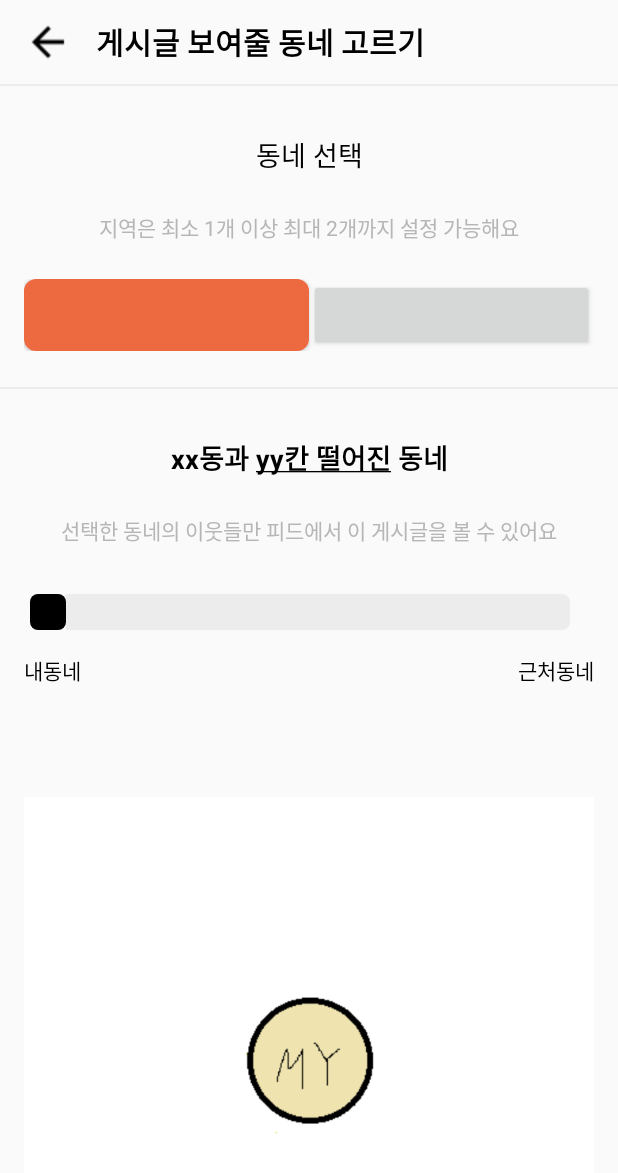
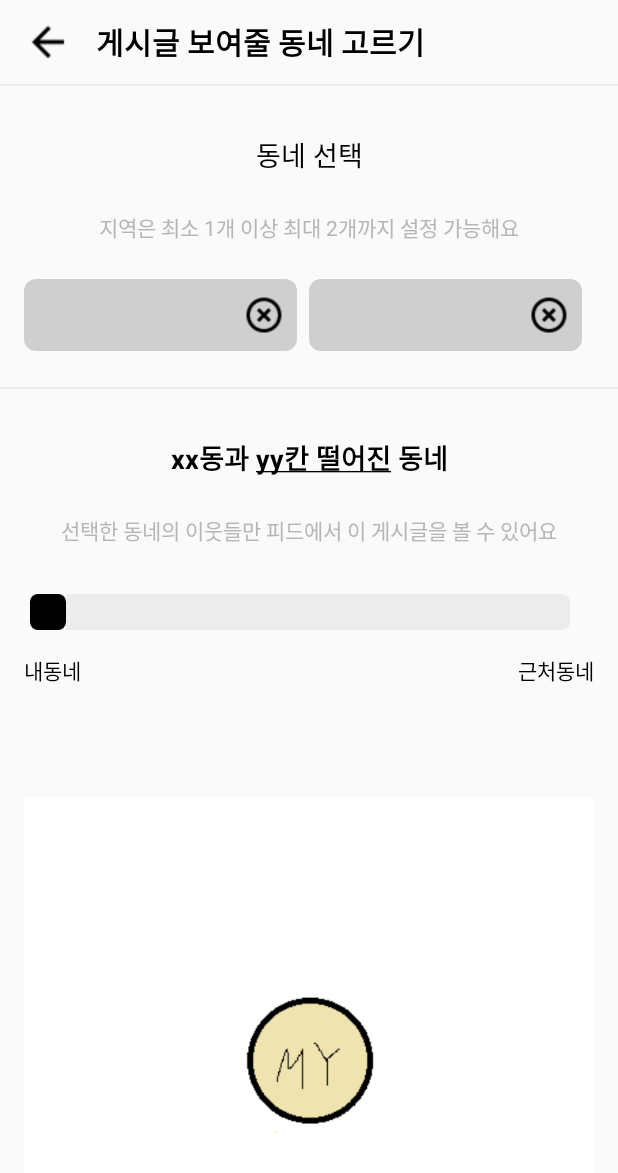
Before and after one commit to linear14/CarrotMarket, an Android app: the SettingLocationActivity screen opened directly, with no data from a screen before it, on a phone screen of 412 x 824 dp. Shown: the top 1173 px of the screen. Run offline under Robolectric (Android 15) with nearby library versions, the light colour scheme and no system bars; our stand-ins replace Firebase (no records; nobody signed in at launch, a user with empty details on screens opened directly); 5 statements that could not run were skipped.

```diff
--- a/app/src/main/res/layout/activity_setting_location.xml
+++ b/app/src/main/res/layout/activity_setting_location.xml
@@ -81,31 +81,87 @@
             android:layout_marginTop="24dp"
             android:gravity="center"/>
 
-        <androidx.constraintlayout.widget.ConstraintLayout
+        <LinearLayout
             android:layout_width="match_parent"
             android:layout_height="wrap_content"
+            android:orientation="horizontal"
             android:layout_marginTop="24dp">
 
-            <Button
-                android:id="@+id/location_select_button1"
-                android:layout_width="0dp"
+            <RelativeLayout
+                android:id="@+id/location_select_layout1"
+                android:layout_width="match_parent"
                 android:layout_height="wrap_content"
+                android:layout_weight="1"
                 app:layout_constraintStart_toStartOf="parent"
-                app:layout_constraintEnd_toStartOf="@id/location_select_button2"
+                app:layout_constraintEnd_toStartOf="@id/location_select_layout2"
                 app:layout_constraintTop_toTopOf="parent"
                 app:layout_constraintBottom_toBottomOf="parent"
-                android:background="@drawable/decorate_button_active"/>
+                android:layout_marginEnd="8dp"
+                android:background="@drawable/decorate_button_inactive">
 
-            <Button
-                android:id="@+id/location_select_button2"
-                android:layout_width="0dp"
+                <Button
+                    android:id="@+id/location_select_button1"
+                    android:layout_width="match_parent"
+                    android:layout_height="wrap_content"
+                    android:paddingStart="16dp"
+                    android:textSize="18sp"
+                    android:textAlignment="textStart"
+                    android:background="@android:color/transparent" />
+
+                <ImageView
+                    android:id="@+id/location_delete_image1"
+                    android:layout_width="28dp"
+                    android:layout_height="28dp"
+                    android:src="@drawable/ic_delete"
+                    android:layout_marginEnd="8dp"
+                    android:layout_alignParentEnd="true"
+                    android:layout_centerVertical="true"/>
+
+
+            </RelativeLayout>
+
+            <RelativeLayout
+                android:id="@+id/location_select_layout2"
+                android:layout_width="match_parent"
                 android:layout_height="wrap_content"
-                app:layout_constraintStart_toEndOf="@id/location_select_button1"
-                app:layout_constraintEnd_toEndOf="parent"
+                android:layout_weight="1"
+                app:layout_constraintStart_toStartOf="parent"
+                app:layout_constraintEnd_toStartOf="@id/location_select_layout1"
                 app:layout_constraintTop_toTopOf="parent"
-                app:layout_constraintBottom_toBottomOf="parent"/>
+                app:layout_constraintBottom_toBottomOf="parent"
+                android:layout_marginEnd="8dp"
+                android:background="@drawable/decorate_button_inactive">
 
-        </androidx.constraintlayout.widget.ConstraintLayout>
+                <Button
+                    android:id="@+id/location_select_button2"
+                    android:layout_width="match_parent"
+                    android:layout_height="wrap_content"
+                    android:paddingStart="16dp"
+                    android:textSize="18sp"
+                    android:textAlignment="textStart"
+                    android:background="@android:color/transparent"/>
+
+                <ImageView
+                    android:id="@+id/location_add_image"
+                    android:layout_width="28dp"
+                    android:layout_height="28dp"
+                    android:src="@drawable/ic_add"
+                    android:layout_centerHorizontal="true"
+                    android:layout_centerVertical="true"
+                    android:visibility="gone"/>
+
+                <ImageView
+                    android:id="@+id/location_delete_image2"
+                    android:layout_width="28dp"
+                    android:layout_height="28dp"
+                    android:src="@drawable/ic_delete"
+                    android:layout_marginEnd="8dp"
+                    android:layout_alignParentEnd="true"
+                    android:layout_centerVertical="true"/>
+
+            </RelativeLayout>
+
+        </LinearLayout>
 
     </LinearLayout>
 
```
Also changed, not shown: app/src/main/java/com/dongldh/carrotmarket/MainActivity.kt (+14 -3 lines), app/src/main/java/com/dongldh/carrotmarket/dialog/ChangeLocationDialog.kt (+20 -1 lines), app/src/main/java/com/dongldh/carrotmarket/main_fragment/HomeFragment.kt (+37 -1 lines), app/src/main/res/drawable/ic_add.png (added), app/src/main/res/drawable/ic_delete.png (added).
